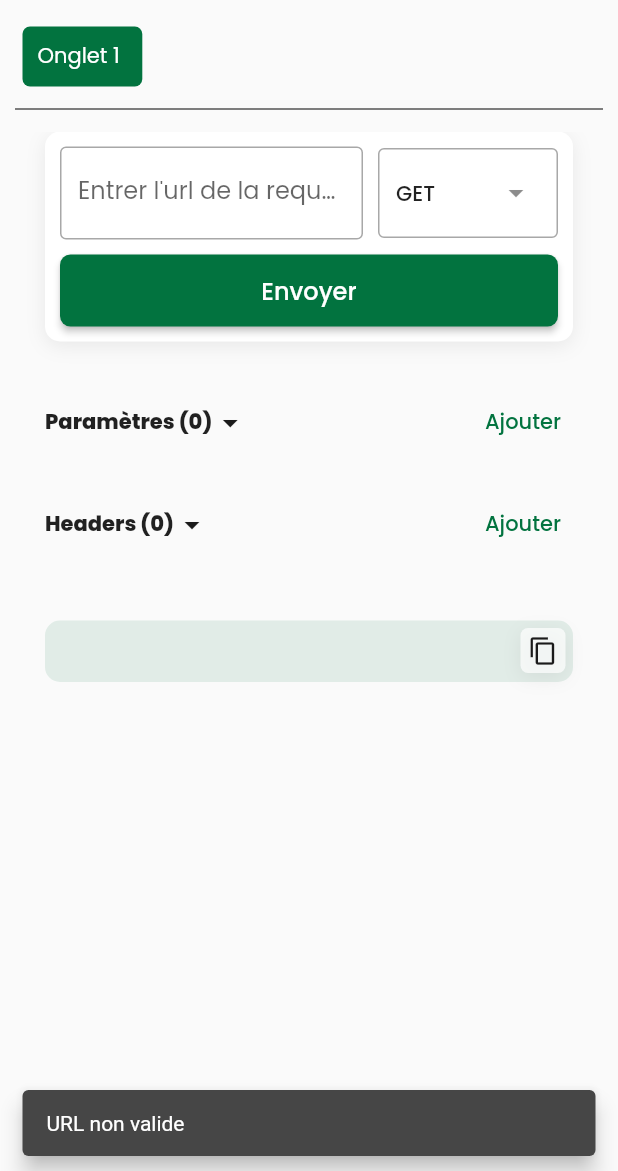
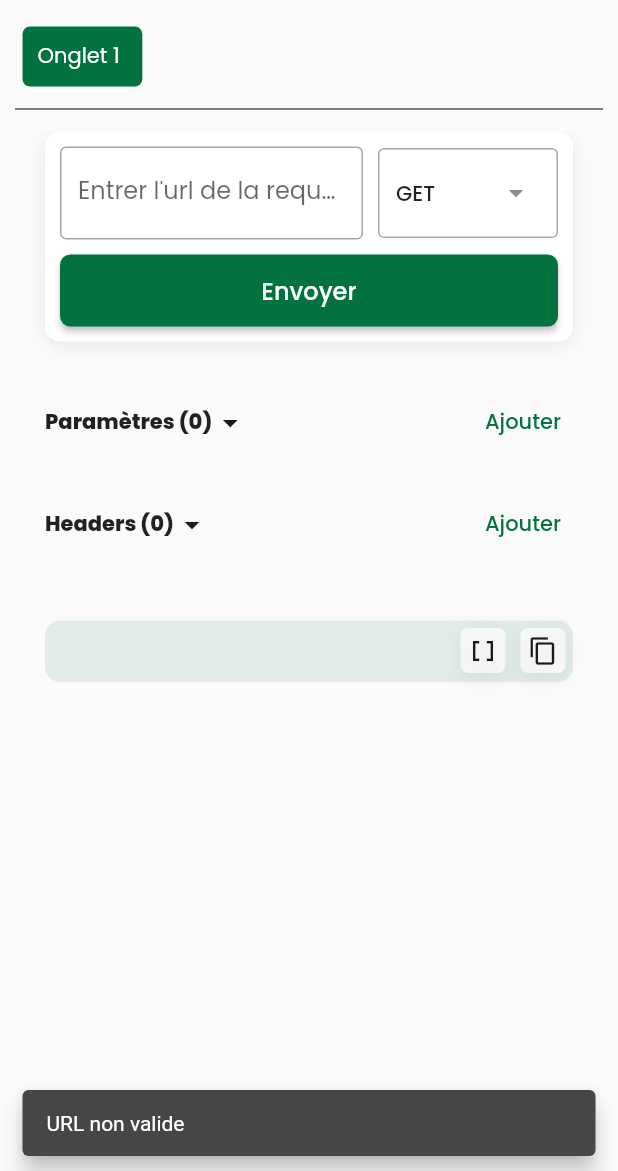
Before and after one commit to D3R50N/postman_app, a Flutter app: the screen it shows after launch, after a tap on "Envoyer", on a phone screen of 412 x 824 dp, the part 65-1236 px from its top. Run offline on Flutter 3.47's test engine with Material 3 defaults, Android fonts, the phone set to English and light mode, and no system bars; drawn by our look-alikes of flutter_animate; our stand-ins replace gap, get, shared_preferences, webview_flutter.

Commit message:
add web preview

```diff
--- a/lib/app/bindings/main_binding.dart
+++ b/lib/app/bindings/main_binding.dart
@@ -1,5 +1,4 @@
 import 'package:get/get.dart';
-import 'package:postman_app/app/bindings/home_binding.dart';
 import '../controllers/main_controller.dart';
 
 class MainBinding implements Bindings {
--- a/lib/app/controllers/home_controller.dart
+++ b/lib/app/controllers/home_controller.dart
@@ -3,9 +3,10 @@ import 'dart:convert';
 import 'package:flutter/material.dart';
 import 'package:gap/gap.dart';
 import 'package:get/get.dart';
-import 'package:postman_app/app/ui/utils/functions.dart';
 import 'package:http/http.dart' as http;
+import 'package:postman_app/app/controllers/main_controller.dart';
 import 'package:postman_app/main.dart';
+import 'package:webview_flutter/webview_flutter.dart';
 
 abstract class ReqType {
   static const String get = "GET";
@@ -47,8 +48,35 @@ class HomeController extends GetxController {
   RxBool headersOpen = true.obs;
   late AnimationController headersAnimationController;
 
+  RxBool showWebView = false.obs;
+  RxBool lockWebView = false.obs;
+
   RxBool fetching = false.obs;
   RxString result = ''.obs;
+
+  late Onglet onglet;
+
+  late WebViewController webViewController = WebViewController()
+    ..setJavaScriptMode(JavaScriptMode.unrestricted)
+    ..setBackgroundColor(const Color(0x00000000))
+    ..setNavigationDelegate(
+      NavigationDelegate(
+        onProgress: (int progress) {
+          // Update loading bar.
+        },
+        onPageStarted: (String url) {},
+        onPageFinished: (String url) async {
+         await webViewController.runJavaScriptReturningResult(
+              "document.documentElement.outerHTML;");
+          setTitle();
+        },
+        onWebResourceError: (WebResourceError error) {},
+        onNavigationRequest: (NavigationRequest request) {
+          urlController.text = request.url;
+          return NavigationDecision.navigate;
+        },
+      ),
+    );
 
   String get realUrl {
     String url = urlController.text;
@@ -152,7 +180,10 @@ class HomeController extends GetxController {
       result.value = e.toString();
       print(e);
     }
+
     fetching.value = false;
+    await webViewController.loadHtmlString(result.value,
+        baseUrl: url.split("?")[0]);
 
     // message(result.value);
     save();
@@ -160,6 +191,17 @@ class HomeController extends GetxController {
 
   void addParams() {
     params.add(ReqParams());
+  }
+
+  void setOnglet(Onglet onglet) {
+    this.onglet = onglet;
+  }
+
+  Future<void> setTitle() async {
+    String? title = await webViewController.getTitle();
+    if (title == null || title.trim().isEmpty) return;
+    onglet.name = title.split("?").first;
+    Get.find<MainController>().onglets.refresh();
   }
 
   void addHeaders() {
--- a/lib/app/controllers/main_controller.dart
+++ b/lib/app/controllers/main_controller.dart
@@ -22,8 +22,10 @@ class MainController extends GetxController with GetTickerProviderStateMixin {
     if (onglets.where((p0) => p0.id == id).isNotEmpty) {
       id = onglets.length + 1;
     }
-    onglets.add(
-        Onglet(id, controller: HomeController())..name = "Onglet ${id + 1}");
+    Onglet onglet = Onglet(id, controller: HomeController())
+      ..name = "Onglet ${id + 1}";
+    onglet.controller.setOnglet(onglet);
+    onglets.add(onglet);
     tabController.value = TabController(length: onglets.length, vsync: this);
     tabController.value.addListener(listener);
     tabController.value.animateTo(onglets.length - 1);
--- a/lib/app/controllers/welcome_controller.dart
+++ b/lib/app/controllers/welcome_controller.dart
@@ -1,4 +1,3 @@
-import 'package:flutter/material.dart';
 import 'package:get/get.dart';
 import 'package:postman_app/app/routes/route.dart';
 
--- a/lib/app/ui/pages/history_page/history_page.dart
+++ b/lib/app/ui/pages/history_page/history_page.dart
@@ -34,6 +34,11 @@ class HistoryPage extends GetView<HistoryController> {
                   homeController.urlController.text = element.url;
 
                   homeController.result.value = element.result;
+                  await homeController.webViewController.loadHtmlString(
+                    element.result,
+                    baseUrl: element.url.split("?").first,
+                  );
+                  // homeController.setTitle();
 
                   homeController.headers.clear();
                   for (Map header in element.headers) {
--- a/lib/app/ui/pages/home_page/home_page.dart
+++ b/lib/app/ui/pages/home_page/home_page.dart
@@ -6,14 +6,13 @@ import 'package:flutter_animate/flutter_animate.dart';
 import 'package:gap/gap.dart';
 import 'package:get/get.dart';
 import 'package:postman_app/app/ui/theme/colors.dart';
-import 'package:postman_app/app/ui/utils/functions.dart';
-import 'package:postman_app/extensions/color_extension.dart';
+import 'package:webview_flutter/webview_flutter.dart';
 import '../../../controllers/home_controller.dart';
 
 class HomePage extends GetView {
   @override
-  HomeController controller;
-  HomePage(this.controller, {super.key});
+  final HomeController controller;
+  const HomePage(this.controller, {super.key});
 
   @override
   Widget build(BuildContext context) {
@@ -113,7 +112,9 @@ class HomePage extends GetView {
             ),
             Expanded(
               child: SingleChildScrollView(
-                physics: const BouncingScrollPhysics(),
+                physics: controller.lockWebView.isFalse
+                    ? const BouncingScrollPhysics()
+                    : const NeverScrollableScrollPhysics(),
                 child: Column(
                   crossAxisAlignment: CrossAxisAlignment.stretch,
                   children: [
@@ -315,7 +316,8 @@ class HomePage extends GetView {
                         children: [
                           Container(
                             width: double.infinity,
-                            padding: const EdgeInsets.all(10),
+                            padding: EdgeInsets.all(
+                                controller.showWebView.isFalse ? 10 : 5),
                             decoration: BoxDecoration(
                               color: primaryColor.withOpacity(.1),
                               borderRadius: BorderRadius.circular(10),
@@ -327,22 +329,94 @@ class HomePage extends GetView {
                                 )
                               ],
                             ),
-                            child: SelectableText(
+                            child: controller.showWebView.isFalse
+                                ? SelectableText(
                                     (controller.result.value.startsWith('[') ||
-                                      controller.result.value.startsWith('{'))
+                                            controller.result.value
+                                                .startsWith('{'))
                                         ? const JsonEncoder.withIndent("    ")
                                             .convert(
-                                      json.decode(utf8.decode(
-                                          controller.result.value.codeUnits)),
+                                            json.decode(utf8.decode(controller
+                                                .result.value.codeUnits)),
                                           )
                                         : controller.result.value,
                                     style: const TextStyle(),
+                                  )
+                                : ConstrainedBox(
+                                    constraints: const BoxConstraints(
+                                      maxHeight: 400,
+                                    ),
+                                    child: WebViewWidget(
+                                        controller:
+                                            controller.webViewController),
+                                  ),
+                          ),
+                          if (controller.showWebView.isTrue)
+                            Positioned(
+                              top: 0,
+                              left: 0,
+                              child: GestureDetector(
+                                onTap: () {
+                                  controller.lockWebView.value =
+                                      !controller.lockWebView.value;
+                                },
+                                child: Container(
+                                  padding: const EdgeInsets.all(5),
+                                  margin: const EdgeInsets.all(5),
+                                  decoration: BoxDecoration(
+                                    color: Colors.white70,
+                                    borderRadius: BorderRadius.circular(5),
+                                    boxShadow: [
+                                      BoxShadow(
+                                        color: Colors.grey.withOpacity(.2),
+                                        blurRadius: 10,
+                                        offset: const Offset(0, 3),
+                                      )
+                                    ],
+                                  ),
+                                  child: Icon(
+                                      controller.lockWebView.isFalse
+                                          ? Icons.lock_open
+                                          : Icons.lock_outline,
+                                      size: 20),
+                                ),
                               ),
                             ),
                           Positioned(
                             top: 0,
                             right: 0,
-                            child: GestureDetector(
+                            child: Row(
+                              children: [
+                                GestureDetector(
+                                  onTap: () {
+                                    controller.showWebView.value =
+                                        !controller.showWebView.value;
+                                    if (controller.showWebView.isFalse) {
+                                      controller.lockWebView.value = false;
+                                    }
+                                  },
+                                  child: Container(
+                                    padding: const EdgeInsets.all(5),
+                                    margin: const EdgeInsets.all(5),
+                                    decoration: BoxDecoration(
+                                      color: Colors.white70,
+                                      borderRadius: BorderRadius.circular(5),
+                                      boxShadow: [
+                                        BoxShadow(
+                                          color: Colors.grey.withOpacity(.2),
+                                          blurRadius: 10,
+                                          offset: const Offset(0, 3),
+                                        )
+                                      ],
+                                    ),
+                                    child: Icon(
+                                        controller.showWebView.isTrue
+                                            ? Icons.preview
+                                            : Icons.data_array,
+                                        size: 20),
+                                  ),
+                                ),
+                                GestureDetector(
                                   onTap: () {
                                     copyToClipboard(controller.result.value);
                                   },
@@ -362,6 +436,8 @@ class HomePage extends GetView {
                                     ),
                                     child: const Icon(Icons.copy, size: 20),
                                   ),
+                                ),
+                              ],
                             ),
                           ),
                         ],
--- a/lib/app/ui/pages/main_page/main_page.dart
+++ b/lib/app/ui/pages/main_page/main_page.dart
@@ -1,12 +1,8 @@
-import 'dart:math';
-
 import 'package:flutter/material.dart';
 import 'package:flutter_animate/flutter_animate.dart';
 import 'package:gap/gap.dart';
 import 'package:get/get.dart';
 import 'package:postman_app/app/ui/pages/home_page/home_page.dart';
-import 'package:postman_app/app/ui/theme/colors.dart';
-import '../../../controllers/home_controller.dart';
 import '../../../controllers/main_controller.dart';
 
 class MainPage extends GetView<MainController> {
--- a/lib/app/ui/pages/welcome_page/welcome_page.dart
+++ b/lib/app/ui/pages/welcome_page/welcome_page.dart
@@ -1,13 +1,14 @@
 import 'package:flutter/material.dart';
 import 'package:flutter_animate/flutter_animate.dart';
-import 'package:gap/gap.dart';
 import 'package:get/get.dart';
 import '../../../controllers/welcome_controller.dart';
 
 class WelcomePage extends GetView<WelcomeController> {
   const WelcomePage({super.key});
+
   @override
   Widget build(BuildContext context) {
+    controller.onInit();
     return Scaffold(
       body: Column(
         mainAxisAlignment: MainAxisAlignment.center,
@@ -39,8 +40,6 @@ class WelcomePage extends GetView<WelcomeController> {
               .shimmer(
                 duration: 1500.ms,
               ),
-          const Gap(20),
-          Obx(() => Text(controller.loadingText.string)),
         ],
       ),
     );
--- a/lib/main.dart
+++ b/lib/main.dart
@@ -25,7 +25,7 @@ Future<void> main() async {
   HttpOverrides.global = MyHttpOverrides();
   Animate.restartOnHotReload = true;
   prefs = await SharedPreferences.getInstance();
-  // await Future.delayed(const Duration(seconds: 1));
+  await Future.delayed(const Duration(seconds: 1));
   runApp(const MyApp());
 }
 
--- a/pubspec.yaml
+++ b/pubspec.yaml
@@ -42,6 +42,7 @@ dependencies:
   flutter_animate: ^4.2.0+1
   http: ^1.1.0
   shared_preferences: ^2.2.2
+  webview_flutter: ^4.4.2
 
 dev_dependencies:
   flutter_test:
```
Also changed, not shown: pubspec.lock. Lines whose indentation alone changed are shown as unchanged.
